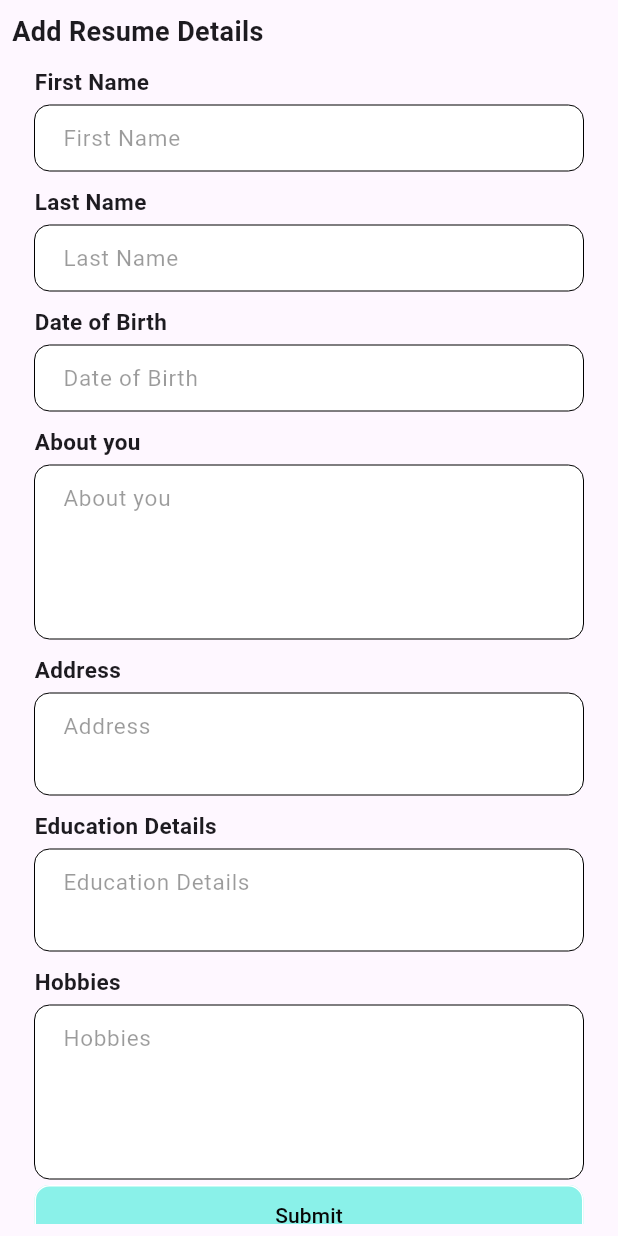
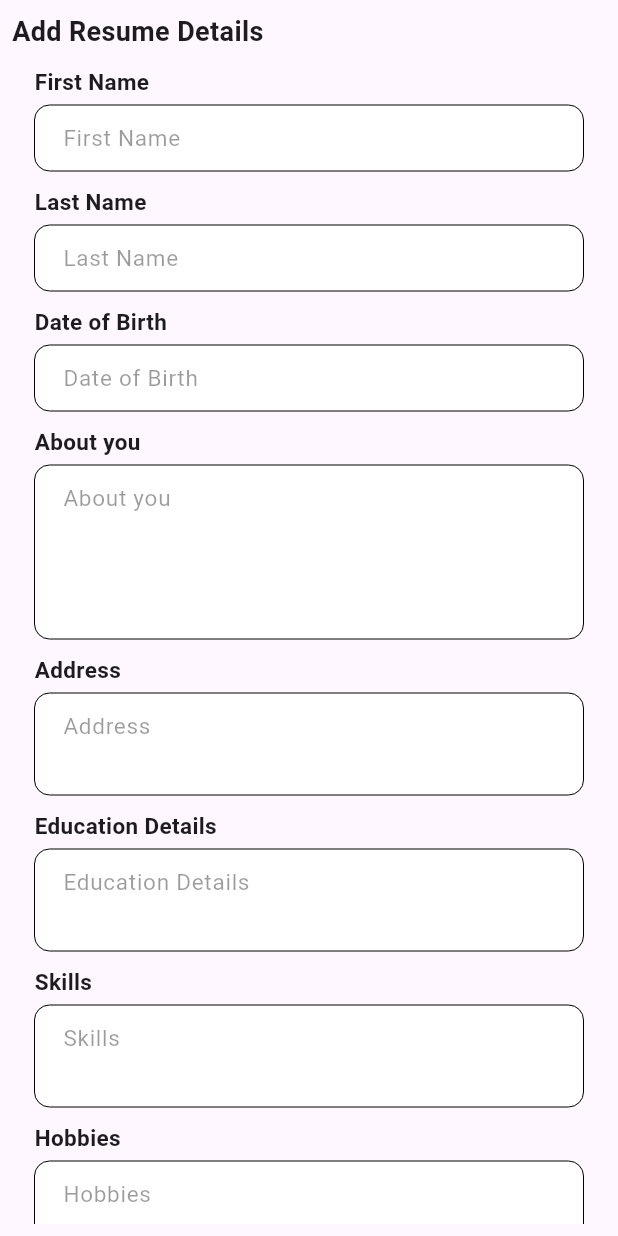
Before and after one commit to sanket1008/resume_builder, a Flutter app: the AddResumeDetails screen opened by its route, on a phone screen of 412 x 824 dp. Run offline on Flutter 3.47's test engine with Material 2 defaults, Android fonts, the phone set to English and light mode, and no system bars; our stand-ins replace another_flushbar, cached_network_image, fluttertoast; network calls fail; project files that could hold a hidden picture were left out.

Commit message:
Add Resume details

```diff
--- a/lib/view/add_resume_details.dart
+++ b/lib/view/add_resume_details.dart
@@ -104,6 +104,19 @@ class AddResumeDetails extends StatelessWidget {
               ),
               CommonInputBox(
                 isBorderEnabled: true,
+                maxLines: 2,
+                label: "Skills",
+                controller: resumeDetailsModel.skills,
+                validator: (value) {
+                  if (value.toString().isEmpty) {
+                    return "Enter Hobbies";
+                  } else {
+                    return null;
+                  }
+                },
+              ),
+              CommonInputBox(
+                isBorderEnabled: true,
                 maxLines: 4,
                 label: "Hobbies",
                 controller: resumeDetailsModel.hobbies,
--- a/lib/view_model/resume_details_view_model.dart
+++ b/lib/view_model/resume_details_view_model.dart
@@ -9,6 +9,7 @@ class ResumeDetailsViewModel with ChangeNotifier{
   final address=TextEditingController();
   final educationalDetails=TextEditingController();
   final hobbies=TextEditingController();
+  final skills=TextEditingController();
 
 
 }
```
